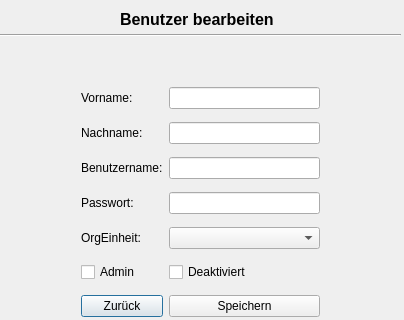
Qt form ZitatErfassung/frmbenutzeraendern.ui (TrialAnd404/MyRepo) before a commit; both pictures show x 0 to 404 and y 0 to 320 of the 404 by 468 pixel window.
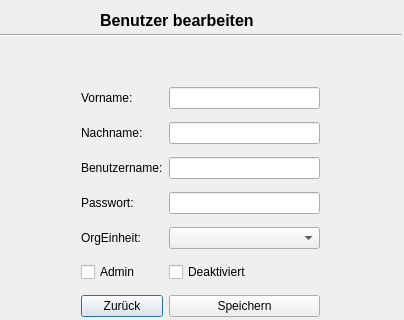
The same form after that commit.

Diff of the .ui file:
```diff
--- a/ZitatErfassung/frmbenutzeraendern.ui
+++ b/ZitatErfassung/frmbenutzeraendern.ui
@@ -119,10 +119,10 @@
   <widget class="QLabel" name="label">
    <property name="geometry">
     <rect>
-     <x>120</x>
+     <x>100</x>
      <y>10</y>
-     <width>181</width>
-     <height>16</height>
+     <width>231</width>
+     <height>21</height>
     </rect>
    </property>
    <property name="text">
```
